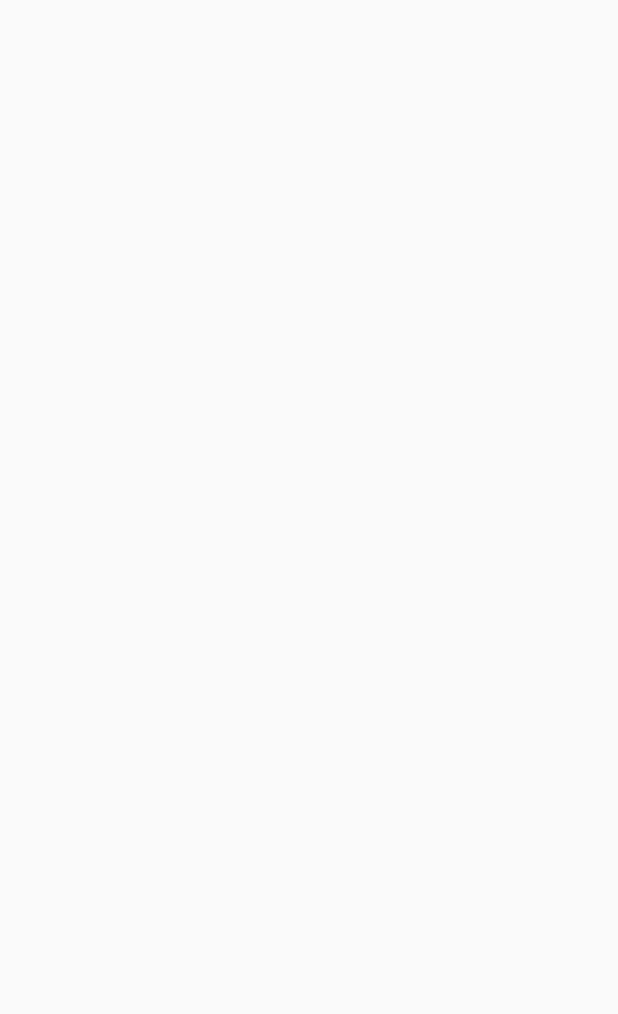
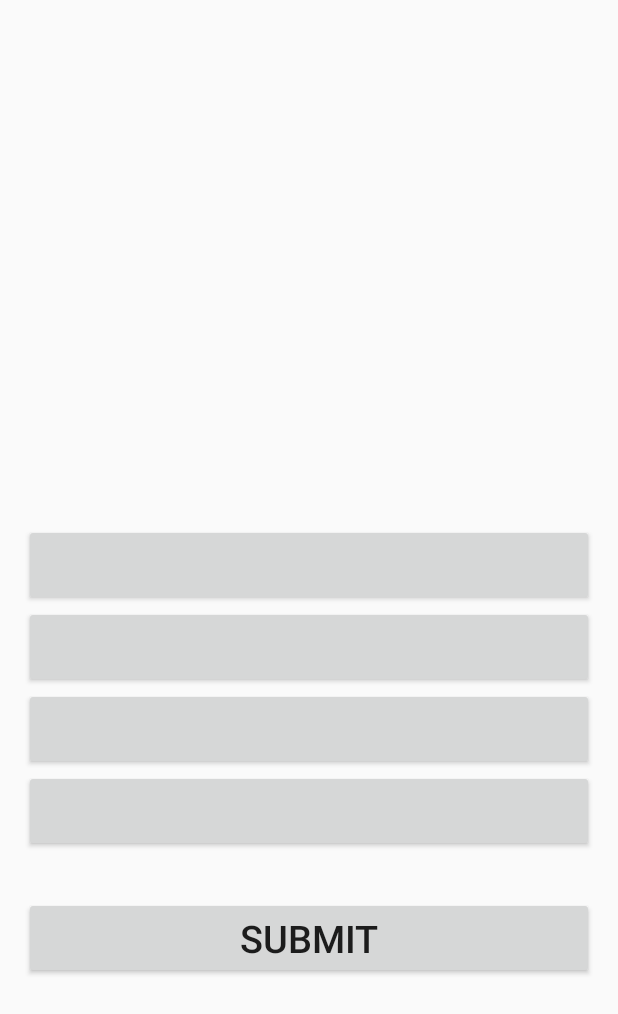
Before and after one commit to marko-lazarevic/Mindfizz, an Android app built with Jetpack Compose: the QuizActivity screen opened directly, with no data from a screen before it, on a phone screen of 412 x 824 dp. Before the commit the part shown is empty. Shown: the top 1014 px of the screen. Run offline under Robolectric (Android 15) with nearby library versions, the phone set to English and light mode, and no system bars.

Commit message:
Added logic to check if the answer is correct, setting up questions

```diff
--- a/app/src/main/java/com/example/quiztesting/QuizActivity.kt
+++ b/app/src/main/java/com/example/quiztesting/QuizActivity.kt
@@ -1,35 +1,96 @@
 package com.example.quiztesting
 
-import android.content.Intent
+import android.graphics.Color
 import android.os.Bundle
-import android.util.Log
+import android.view.View
 import android.widget.Button
+import android.widget.TextView
 import androidx.activity.ComponentActivity
-import androidx.activity.compose.setContent
-import androidx.compose.foundation.layout.fillMaxSize
-import androidx.compose.material3.MaterialTheme
-import androidx.compose.material3.Surface
-import androidx.compose.material3.Text
-import androidx.compose.runtime.Composable
-import androidx.compose.ui.Modifier
-import androidx.compose.ui.tooling.preview.Preview
-import com.example.quiztesting.ui.theme.QuizTestingTheme
+
 class QuizActivity: ComponentActivity() {
+
+    private lateinit var questionTextView: TextView
+    private lateinit var option1TextView: TextView
+    private lateinit var option2TextView: TextView
+    private lateinit var option3TextView: TextView
+    private lateinit var option4TextView: TextView
+
+    // Define more text views for other options if needed
+    private var currentQuestionIndex = 0
+    private lateinit var quiz: Quiz
+    private var score = 0
+    private var selectedAnswer = ""
+
+
+
     override fun onCreate(savedInstanceState: Bundle?) {
         super.onCreate(savedInstanceState)
         setContentView(R.layout.quiz)
 
-        if (intent.hasExtra("quizObject")) {
-            // Retrieve the Quiz object from the intent extras
-            val quiz = intent.getParcelableExtra<Quiz>("quizObject")
+        questionTextView = findViewById(R.id.tvQuestion)
+        option1TextView = findViewById(R.id.Ans1)
+        option2TextView = findViewById(R.id.Ans2)
+        option3TextView = findViewById(R.id.Ans3)
+        option4TextView = findViewById(R.id.Ans4)
 
-            // Now you can use the quiz object as needed
-            if (quiz != null) {
-                // Example: Log the quiz name
-                Log.d("QuizActivity", "Quiz Name: ${quiz.name}")
-            }
+
+        // Extract Quiz object from intent extra
+        quiz = intent.getParcelableExtra("quiz") ?: return
+        // i pitanja da budu parcelable
+        // tajmer 20s kad istekne sledece pitanja
+        var totalQuestion: Int = quiz.questions.size
+        displayCurrentQuestion()
+    }
+
+    private fun displayCurrentQuestion() {
+        val questions = quiz.questions
+        if (currentQuestionIndex < questions.size) {
+            val question = questions[currentQuestionIndex]
+            val optionsForQuestion = question.answers
+
+            questionTextView.text = question.question
+            option1TextView.text = optionsForQuestion[0]
+            option2TextView.text = optionsForQuestion[1]
+            option3TextView.text = optionsForQuestion[2]
+            option4TextView.text = optionsForQuestion[3]
+
         } else {
-            Log.e("QuizActivity", "Intent does not have 'quizObject' extra.")
+            // TODO
+            // Quiz completed
         }
     }
+
+
+    private fun onClick(view: View) {
+        if (view !is Button) return // Ensure only buttons can trigger this method
+
+        val clickedButton = view
+        if (clickedButton.id == R.id.btnSubmit) {
+            val currentQuestion = quiz.questions[currentQuestionIndex]
+            val correctAnswerIndex = currentQuestion.correctAnswer
+
+            if (selectedAnswer.isNotBlank() && correctAnswerIndex >= 0 && selectedAnswer.toIntOrNull() == correctAnswerIndex) {
+                // Correct answer
+                score++
+                // Optionally provide feedback to the user
+
+            } else {
+                // TODO
+                // Incorrect answer
+                // Optionally provide feedback to the user
+
+            }
+
+            currentQuestionIndex++
+            displayCurrentQuestion()
+        } else {
+            // Choices button clicked
+            selectedAnswer = clickedButton.text.toString()
+        }
+    }
+    fun onNextButtonClick(view: View) {
+        currentQuestionIndex++
+        displayCurrentQuestion()
+    }
+
 }
--- a/app/src/main/res/layout/quiz.xml
+++ b/app/src/main/res/layout/quiz.xml
@@ -1,5 +1,72 @@
 <?xml version="1.0" encoding="utf-8"?>
-<androidx.constraintlayout.widget.ConstraintLayout xmlns:android="http://schemas.android.com/apk/res/android"
+<ScrollView xmlns:android="http://schemas.android.com/apk/res/android"
+    xmlns:app="http://schemas.android.com/apk/res-auto"
     xmlns:tools="http://schemas.android.com/tools"
     android:layout_width="match_parent"
-    android:layout_height="match_parent"/>
+    android:layout_height="match_parent"
+    android:fillViewport="true"
+    tools:context=".QuizActivity">
+
+    <LinearLayout
+        android:layout_width="match_parent"
+        android:layout_height="wrap_content"
+        android:orientation="vertical"
+        android:gravity="center"
+        android:paddingVertical="32dp"
+        android:paddingHorizontal="16dp"
+        >
+        <TextView
+            android:id="@+id/tvQuestion"
+            android:layout_width="match_parent"
+            android:layout_height="wrap_content"
+            android:textAlignment="center"
+            tools:text=""
+            android:textSize="28sp"
+            android:paddingHorizontal="20dp"
+            android:layout_marginBottom="140dp"
+            />
+
+        <Button
+            android:layout_width="match_parent"
+            android:layout_height="wrap_content"
+            android:textSize="25sp"
+            android:text=""
+            android:textAlignment="center"
+            android:id="@+id/Ans1"
+            />
+        <Button
+            android:layout_width="match_parent"
+            android:layout_height="wrap_content"
+            android:textSize="25sp"
+            android:text=""
+            android:textAlignment="center"
+            android:id="@+id/Ans2"
+            />
+        <Button
+            android:layout_width="match_parent"
+            android:layout_height="wrap_content"
+            android:textSize="25sp"
+            android:text=""
+            android:textAlignment="center"
+            android:id="@+id/Ans3"
+            />
+        <Button
+            android:layout_width="match_parent"
+            android:layout_height="wrap_content"
+            android:textSize="25sp"
+            android:text=""
+            android:textAlignment="center"
+            android:id="@+id/Ans4"
+            />
+
+        <Button
+            android:id="@+id/btnSubmit"
+            android:layout_width="match_parent"
+            android:layout_height="wrap_content"
+            android:text="SUBMIT"
+            android:layout_marginTop="30dp"
+            android:textSize="25dp"
+            android:paddingVertical="10dp"
+            />
+    </LinearLayout>
+</ScrollView>
```
